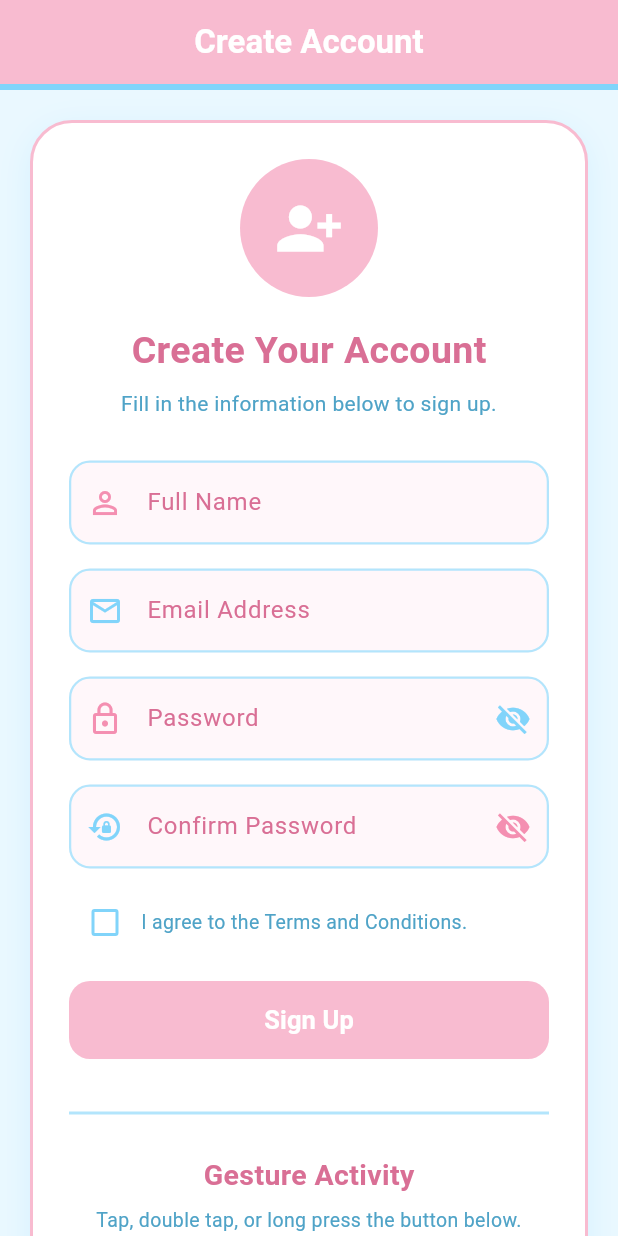
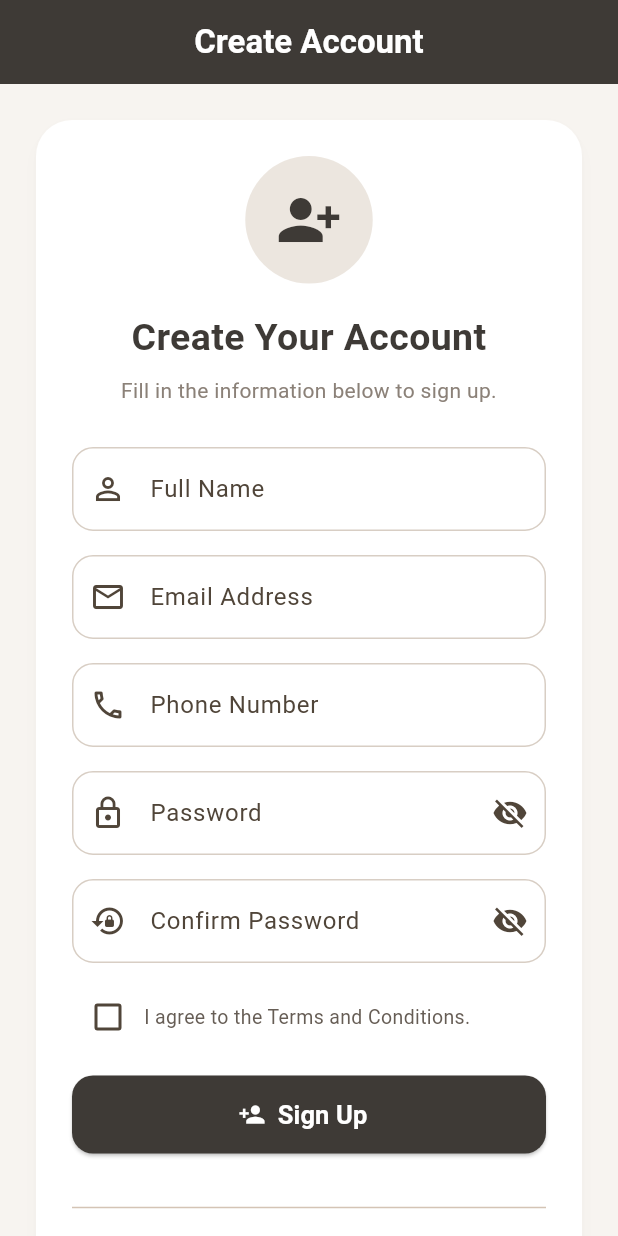
Before and after one commit to CriSyna/Villarosa_ITP107_LabExam_SetB, a Flutter app: the screen it shows after launch, on a phone screen of 412 x 824 dp. Run offline on Flutter 3.47's test engine with Material 3 defaults, Android fonts, the phone set to English and light mode, and no system bars.

Commit message:
Update Set B form and neutral color palette

```diff
--- a/lib/main.dart
+++ b/lib/main.dart
@@ -9,39 +9,62 @@ class SignUpApp extends StatelessWidget {
 
   @override
   Widget build(BuildContext context) {
+    const charcoal = Color(0xFF3E3A36);
+    const taupe = Color(0xFF8B8178);
+    const warmBeige = Color(0xFFD8CEC4);
+    const softCream = Color(0xFFF7F4F0);
+    const lightBeige = Color(0xFFECE6DF);
+
     return MaterialApp(
       debugShowCheckedModeBanner: false,
       title: 'Sign Up',
       theme: ThemeData(
         useMaterial3: true,
-
-        colorScheme: ColorScheme.fromSeed(seedColor: const Color(0xFFF8BBD0)),
-
-        scaffoldBackgroundColor: const Color(0xFFEAF8FF),
-
+        colorScheme: ColorScheme.fromSeed(
+          seedColor: taupe,
+          brightness: Brightness.light,
+        ),
+        scaffoldBackgroundColor: softCream,
+        appBarTheme: const AppBarTheme(
+          backgroundColor: charcoal,
+          foregroundColor: Colors.white,
+          centerTitle: true,
+          elevation: 0,
+        ),
         inputDecorationTheme: InputDecorationTheme(
           filled: true,
-          fillColor: const Color(0xFFFFF7FA),
-
+          fillColor: Colors.white,
           contentPadding: const EdgeInsets.symmetric(
             horizontal: 16,
             vertical: 16,
           ),
-
-          labelStyle: const TextStyle(color: Color(0xFFD96F95)),
-
-          hintStyle: const TextStyle(color: Color(0xFF8CBFD3)),
-
-          border: OutlineInputBorder(borderRadius: BorderRadius.circular(14)),
-
+          border: OutlineInputBorder(
+            borderRadius: BorderRadius.circular(14),
+            borderSide: BorderSide.none,
+          ),
           enabledBorder: OutlineInputBorder(
             borderRadius: BorderRadius.circular(14),
-            borderSide: const BorderSide(color: Color(0xFFB3E5FC), width: 1.5),
+            borderSide: const BorderSide(color: warmBeige),
           ),
-
           focusedBorder: OutlineInputBorder(
             borderRadius: BorderRadius.circular(14),
-            borderSide: const BorderSide(color: Color(0xFFF48FB1), width: 2),
+            borderSide: const BorderSide(color: taupe, width: 2),
+          ),
+          errorBorder: OutlineInputBorder(
+            borderRadius: BorderRadius.circular(14),
+            borderSide: const BorderSide(color: Colors.redAccent),
+          ),
+          focusedErrorBorder: OutlineInputBorder(
+            borderRadius: BorderRadius.circular(14),
+            borderSide: const BorderSide(color: Colors.redAccent, width: 2),
+          ),
+        ),
+        cardTheme: CardThemeData(
+          color: Colors.white,
+          elevation: 4,
+          shadowColor: Colors.black12,
+          shape: RoundedRectangleBorder(
+            borderRadius: BorderRadius.circular(24),
           ),
         ),
       ),
@@ -62,6 +85,7 @@ class _SignUpScreenState extends State<SignUpScreen> {
 
   final _nameController = TextEditingController();
   final _emailController = TextEditingController();
+  final _phoneController = TextEditingController();
   final _passwordController = TextEditingController();
   final _confirmPasswordController = TextEditingController();
 
@@ -71,18 +95,26 @@ class _SignUpScreenState extends State<SignUpScreen> {
 
   final String fullName = 'Cristina Villarosa';
 
+  static const Color charcoal = Color(0xFF3E3A36);
+  static const Color taupe = Color(0xFF8B8178);
+  static const Color warmBeige = Color(0xFFD8CEC4);
+  static const Color softCream = Color(0xFFF7F4F0);
+  static const Color lightBeige = Color(0xFFECE6DF);
+  static const Color mutedBrown = Color(0xFF665D55);
+
   @override
   void dispose() {
     _nameController.dispose();
     _emailController.dispose();
+    _phoneController.dispose();
     _passwordController.dispose();
     _confirmPasswordController.dispose();
     super.dispose();
   }
 
-  // =========================
+  // =====================================================
   // REQUIRED GESTURES
-  // =========================
+  // =====================================================
 
   void handleSingleTap() {
     debugPrint('Hello World!');
@@ -96,26 +128,27 @@ class _SignUpScreenState extends State<SignUpScreen> {
     debugPrint(fullName);
   }
 
-  // =========================
-  // SIGN UP
-  // =========================
+  // =====================================================
+  // SIGN-UP FUNCTION
+  // =====================================================
 
   void signUp() {
     if (_formKey.currentState!.validate()) {
       if (!_agreeTerms) {
         ScaffoldMessenger.of(context).showSnackBar(
           const SnackBar(
-            backgroundColor: Color(0xFFF48FB1),
             content: Text('Please agree to the Terms and Conditions.'),
+            backgroundColor: mutedBrown,
           ),
         );
+
         return;
       }
 
       ScaffoldMessenger.of(context).showSnackBar(
         const SnackBar(
-          backgroundColor: Color(0xFF81D4FA),
           content: Text('Account created successfully!'),
+          backgroundColor: charcoal,
         ),
       );
     }
@@ -123,23 +156,13 @@ class _SignUpScreenState extends State<SignUpScreen> {
 
   @override
   Widget build(BuildContext context) {
-    final double screenWidth = MediaQuery.of(context).size.width;
+    final screenWidth = MediaQuery.of(context).size.width;
 
     return Scaffold(
       appBar: AppBar(
-        centerTitle: true,
-        backgroundColor: const Color(0xFFF8BBD0),
-        foregroundColor: Colors.white,
-        elevation: 0,
-
         title: const Text(
           'Create Account',
           style: TextStyle(fontWeight: FontWeight.bold),
-        ),
-
-        bottom: const PreferredSize(
-          preferredSize: Size.fromHeight(4),
-          child: Divider(height: 4, thickness: 4, color: Color(0xFF81D4FA)),
         ),
       ),
 
@@ -148,24 +171,10 @@ class _SignUpScreenState extends State<SignUpScreen> {
           padding: const EdgeInsets.all(20),
 
           child: Center(
-            child: Container(
-              width: screenWidth > 600 ? 500 : double.infinity,
+            child: SizedBox(
+              width: screenWidth > 600 ? 520 : double.infinity,
 
-              decoration: BoxDecoration(
-                color: Colors.white,
-                borderRadius: BorderRadius.circular(28),
-
-                border: Border.all(color: const Color(0xFFF8BBD0), width: 2),
-
-                boxShadow: const [
-                  BoxShadow(
-                    color: Color(0x3381D4FA),
-                    blurRadius: 18,
-                    offset: Offset(0, 6),
-                  ),
-                ],
-              ),
-
+              child: Card(
                 child: Padding(
                   padding: const EdgeInsets.all(24),
 
@@ -174,22 +183,20 @@ class _SignUpScreenState extends State<SignUpScreen> {
 
                     child: Column(
                       children: [
-                      // =========================
+                        // =====================================================
                         // HEADER ICON
-                      // =========================
+                        // =====================================================
                         Container(
-                        width: 92,
-                        height: 92,
-
+                          width: 85,
+                          height: 85,
                           decoration: const BoxDecoration(
-                          color: Color(0xFFF8BBD0),
+                            color: lightBeige,
                             shape: BoxShape.circle,
                           ),
-
                           child: const Icon(
                             Icons.person_add_alt_1,
-                          size: 46,
-                          color: Colors.white,
+                            size: 44,
+                            color: charcoal,
                           ),
                         ),
 
@@ -197,10 +204,11 @@ class _SignUpScreenState extends State<SignUpScreen> {
 
                         const Text(
                           'Create Your Account',
+                          textAlign: TextAlign.center,
                           style: TextStyle(
                             fontSize: 25,
                             fontWeight: FontWeight.bold,
-                          color: Color(0xFFD96F95),
+                            color: charcoal,
                           ),
                         ),
 
@@ -209,31 +217,22 @@ class _SignUpScreenState extends State<SignUpScreen> {
                         const Text(
                           'Fill in the information below to sign up.',
                           textAlign: TextAlign.center,
-                        style: TextStyle(
-                          color: Color(0xFF4FA3C7),
-                          fontSize: 14,
-                        ),
+                          style: TextStyle(fontSize: 14, color: taupe),
                         ),
 
                         const SizedBox(height: 28),
 
-                      // =========================
-                      // FULL NAME
-                      // =========================
+                        // =====================================================
+                        // 1. FULL NAME
+                        // =====================================================
                         TextFormField(
                           controller: _nameController,
                           textInputAction: TextInputAction.next,
 
-                        cursorColor: const Color(0xFFF48FB1),
-
                           decoration: const InputDecoration(
                             labelText: 'Full Name',
                             hintText: 'Enter your full name',
-
-                          prefixIcon: Icon(
-                            Icons.person_outline,
-                            color: Color(0xFFF48FB1),
-                          ),
+                            prefixIcon: Icon(Icons.person_outline),
                           ),
 
                           validator: (value) {
@@ -247,26 +246,18 @@ class _SignUpScreenState extends State<SignUpScreen> {
 
                         const SizedBox(height: 16),
 
-                      // =========================
-                      // EMAIL
-                      // =========================
+                        // =====================================================
+                        // 2. EMAIL ADDRESS
+                        // =====================================================
                         TextFormField(
                           controller: _emailController,
-
                           keyboardType: TextInputType.emailAddress,
-
                           textInputAction: TextInputAction.next,
-
-                        cursorColor: const Color(0xFF81D4FA),
 
                           decoration: const InputDecoration(
                             labelText: 'Email Address',
                             hintText: 'example@email.com',
-
-                          prefixIcon: Icon(
-                            Icons.email_outlined,
-                            color: Color(0xFF81D4FA),
-                          ),
+                            prefixIcon: Icon(Icons.email_outlined),
                           ),
 
                           validator: (value) {
@@ -284,26 +275,47 @@ class _SignUpScreenState extends State<SignUpScreen> {
 
                         const SizedBox(height: 16),
 
-                      // =========================
-                      // PASSWORD
-                      // =========================
+                        // =====================================================
+                        // 3. PHONE NUMBER
+                        // =====================================================
+                        TextFormField(
+                          controller: _phoneController,
+                          keyboardType: TextInputType.phone,
+                          textInputAction: TextInputAction.next,
+
+                          decoration: const InputDecoration(
+                            labelText: 'Phone Number',
+                            hintText: 'Enter your phone number',
+                            prefixIcon: Icon(Icons.phone_outlined),
+                          ),
+
+                          validator: (value) {
+                            if (value == null || value.trim().isEmpty) {
+                              return 'Please enter your phone number';
+                            }
+
+                            if (value.trim().length < 10) {
+                              return 'Please enter a valid phone number';
+                            }
+
+                            return null;
+                          },
+                        ),
+
+                        const SizedBox(height: 16),
+
+                        // =====================================================
+                        // 4. PASSWORD
+                        // =====================================================
                         TextFormField(
                           controller: _passwordController,
-
                           obscureText: _hidePassword,
-
                           textInputAction: TextInputAction.next,
-
-                        cursorColor: const Color(0xFFF48FB1),
 
                           decoration: InputDecoration(
                             labelText: 'Password',
                             hintText: 'Enter your password',
-
-                          prefixIcon: const Icon(
-                            Icons.lock_outline,
-                            color: Color(0xFFF48FB1),
-                          ),
+                            prefixIcon: const Icon(Icons.lock_outline),
 
                             suffixIcon: IconButton(
                               onPressed: () {
@@ -316,8 +328,6 @@ class _SignUpScreenState extends State<SignUpScreen> {
                                 _hidePassword
                                     ? Icons.visibility_off
                                     : Icons.visibility,
-
-                              color: const Color(0xFF81D4FA),
                               ),
                             ),
                           ),
@@ -337,27 +347,18 @@ class _SignUpScreenState extends State<SignUpScreen> {
 
                         const SizedBox(height: 16),
 
-                      // =========================
-                      // CONFIRM PASSWORD
-                      // =========================
+                        // =====================================================
+                        // 5. CONFIRM PASSWORD
+                        // =====================================================
                         TextFormField(
                           controller: _confirmPasswordController,
-
                           obscureText: _hideConfirmPassword,
-
                           textInputAction: TextInputAction.done,
-
-                        cursorColor: const Color(0xFF81D4FA),
 
                           decoration: InputDecoration(
                             labelText: 'Confirm Password',
-
                             hintText: 'Re-enter your password',
-
-                          prefixIcon: const Icon(
-                            Icons.lock_reset,
-                            color: Color(0xFF81D4FA),
-                          ),
+                            prefixIcon: const Icon(Icons.lock_reset),
 
                             suffixIcon: IconButton(
                               onPressed: () {
@@ -370,8 +371,6 @@ class _SignUpScreenState extends State<SignUpScreen> {
                                 _hideConfirmPassword
                                     ? Icons.visibility_off
                                     : Icons.visibility,
-
-                              color: const Color(0xFFF48FB1),
                               ),
                             ),
                           ),
@@ -391,22 +390,14 @@ class _SignUpScreenState extends State<SignUpScreen> {
 
                         const SizedBox(height: 12),
 
-                      // =========================
-                      // TERMS
-                      // =========================
+                        // =====================================================
+                        // TERMS AND CONDITIONS
+                        // =====================================================
                         Row(
                           children: [
                             Checkbox(
                               value: _agreeTerms,
-
-                            activeColor: const Color(0xFFF48FB1),
-
-                            checkColor: Colors.white,
-
-                            side: const BorderSide(
-                              color: Color(0xFF81D4FA),
-                              width: 2,
-                            ),
+                              activeColor: charcoal,
 
                               onChanged: (value) {
                                 setState(() {
@@ -420,7 +411,7 @@ class _SignUpScreenState extends State<SignUpScreen> {
                                 'I agree to the Terms and Conditions.',
                                 style: TextStyle(
                                   fontSize: 13,
-                                color: Color(0xFF4FA3C7),
+                                  color: mutedBrown,
                                 ),
                               ),
                             ),
@@ -429,33 +420,32 @@ class _SignUpScreenState extends State<SignUpScreen> {
 
                         const SizedBox(height: 15),
 
-                      // =========================
+                        // =====================================================
                         // SIGN UP BUTTON
-                      // =========================
+                        // =====================================================
                         SizedBox(
                           width: double.infinity,
                           height: 52,
 
-                        child: ElevatedButton(
+                          child: ElevatedButton.icon(
                             onPressed: signUp,
 
-                          style: ElevatedButton.styleFrom(
-                            backgroundColor: const Color(0xFFF8BBD0),
+                            icon: const Icon(Icons.person_add),
 
-                            foregroundColor: Colors.white,
-
-                            elevation: 0,
-
-                            shape: RoundedRectangleBorder(
-                              borderRadius: BorderRadius.circular(14),
-                            ),
-                          ),
-
-                          child: const Text(
+                            label: const Text(
                               'Sign Up',
                               style: TextStyle(
                                 fontSize: 17,
                                 fontWeight: FontWeight.bold,
+                              ),
+                            ),
+
+                            style: ElevatedButton.styleFrom(
+                              backgroundColor: charcoal,
+                              foregroundColor: Colors.white,
+
+                              shape: RoundedRectangleBorder(
+                                borderRadius: BorderRadius.circular(14),
                               ),
                             ),
                           ),
@@ -463,19 +453,19 @@ class _SignUpScreenState extends State<SignUpScreen> {
 
                         const SizedBox(height: 28),
 
-                      const Divider(color: Color(0xFFB3E5FC), thickness: 2),
+                        const Divider(),
 
                         const SizedBox(height: 20),
 
-                      // =========================
+                        // =====================================================
                         // GESTURE ACTIVITY
-                      // =========================
+                        // =====================================================
                         const Text(
                           'Gesture Activity',
                           style: TextStyle(
                             fontSize: 19,
                             fontWeight: FontWeight.bold,
-                          color: Color(0xFFD96F95),
+                            color: charcoal,
                           ),
                         ),
 
@@ -484,22 +474,21 @@ class _SignUpScreenState extends State<SignUpScreen> {
                         const Text(
                           'Tap, double tap, or long press the button below.',
                           textAlign: TextAlign.center,
-                        style: TextStyle(
-                          color: Color(0xFF4FA3C7),
-                          fontSize: 13,
-                        ),
+                          style: TextStyle(color: taupe, fontSize: 13),
                         ),
 
                         const SizedBox(height: 16),
 
-                      // =========================
-                      // GESTURE BUTTON
-                      // =========================
+                        // =====================================================
+                        // REQUIRED GESTURE DETECTOR
+                        // =====================================================
                         GestureDetector(
                           behavior: HitTestBehavior.opaque,
 
                           onTap: handleSingleTap,
+
                           onDoubleTap: handleDoubleTap,
+
                           onLongPress: handleLongPress,
 
                           child: IgnorePointer(
@@ -521,11 +510,8 @@ class _SignUpScreenState extends State<SignUpScreen> {
                                 ),
 
                                 style: ElevatedButton.styleFrom(
-                                backgroundColor: const Color(0xFF81D4FA),
-
-                                foregroundColor: Colors.white,
-
-                                elevation: 0,
+                                  backgroundColor: lightBeige,
+                                  foregroundColor: charcoal,
 
                                   shape: RoundedRectangleBorder(
                                     borderRadius: BorderRadius.circular(14),
@@ -538,23 +524,17 @@ class _SignUpScreenState extends State<SignUpScreen> {
 
                         const SizedBox(height: 20),
 
-                      // =========================
+                        // =====================================================
                         // GESTURE GUIDE
-                      // =========================
+                        // =====================================================
                         Container(
                           width: double.infinity,
-
                           padding: const EdgeInsets.all(16),
 
                           decoration: BoxDecoration(
-                          color: const Color(0xFFFFF0F5),
-
+                            color: softCream,
                             borderRadius: BorderRadius.circular(15),
-
-                          border: Border.all(
-                            color: const Color(0xFFB3E5FC),
-                            width: 1.5,
-                          ),
+                            border: Border.all(color: warmBeige),
                           ),
 
                           child: const Column(
@@ -563,7 +543,6 @@ class _SignUpScreenState extends State<SignUpScreen> {
                                 icon: Icons.touch_app,
                                 title: 'Single Tap',
                                 description: 'Prints "Hello World!"',
-                              usePink: true,
                               ),
 
                               SizedBox(height: 12),
@@ -573,7 +552,6 @@ class _SignUpScreenState extends State<SignUpScreen> {
                                 title: 'Double Tap',
                                 description:
                                     'Prints ITP107 course code and description',
-                              usePink: false,
                               ),
 
                               SizedBox(height: 12),
@@ -581,8 +559,7 @@ class _SignUpScreenState extends State<SignUpScreen> {
                               GestureInfo(
                                 icon: Icons.pan_tool_alt,
                                 title: 'Long Press',
-                              description: 'Prints your full name',
-                              usePink: true,
+                                description: 'Prints Cristina Villarosa',
                               ),
                             ],
                           ),
@@ -593,12 +570,10 @@ class _SignUpScreenState extends State<SignUpScreen> {
                         const Text(
                           'ITP107 • Mobile Application Development',
                           textAlign: TextAlign.center,
-                        style: TextStyle(
-                          fontSize: 12,
-                          color: Color(0xFF4FA3C7),
-                        ),
+                          style: TextStyle(fontSize: 12, color: taupe),
                         ),
                       ],
+                    ),
                   ),
                 ),
               ),
@@ -610,34 +585,24 @@ class _SignUpScreenState extends State<SignUpScreen> {
   }
 }
 
-// =========================
-// GESTURE INFO
-// =========================
+// =====================================================
+// REUSABLE GESTURE INFORMATION WIDGET
+// =====================================================
 
 class GestureInfo extends StatelessWidget {
   final IconData icon;
   final String title;
   final String description;
-  final bool usePink;
 
   const GestureInfo({
     super.key,
     required this.icon,
     required this.title,
     required this.description,
-    required this.usePink,
   });
 
   @override
   Widget build(BuildContext context) {
-    final Color mainColor = usePink
-        ? const Color(0xFFF8BBD0)
-        : const Color(0xFFB3E5FC);
-
-    final Color textColor = usePink
-        ? const Color(0xFFD96F95)
-        : const Color(0xFF4FA3C7);
-
     return Row(
       children: [
         Container(
@@ -645,11 +610,11 @@ class GestureInfo extends StatelessWidget {
           height: 42,
 
           decoration: BoxDecoration(
-            color: mainColor,
+            color: const Color(0xFFECE6DF),
             borderRadius: BorderRadius.circular(10),
           ),
 
-          child: Icon(icon, size: 21, color: Colors.white),
+          child: Icon(icon, size: 21, color: const Color(0xFF3E3A36)),
         ),
 
         const SizedBox(width: 12),
@@ -661,12 +626,17 @@ class GestureInfo extends StatelessWidget {
             children: [
               Text(
                 title,
-                style: TextStyle(fontWeight: FontWeight.bold, color: textColor),
+                style: const TextStyle(
+                  fontWeight: FontWeight.bold,
+                  color: Color(0xFF3E3A36),
                 ),
+              ),
+
+              const SizedBox(height: 2),
 
               Text(
                 description,
-                style: TextStyle(fontSize: 12, color: textColor),
+                style: const TextStyle(fontSize: 12, color: Color(0xFF8B8178)),
               ),
             ],
           ),
```
Lines whose indentation alone changed are shown as unchanged.
